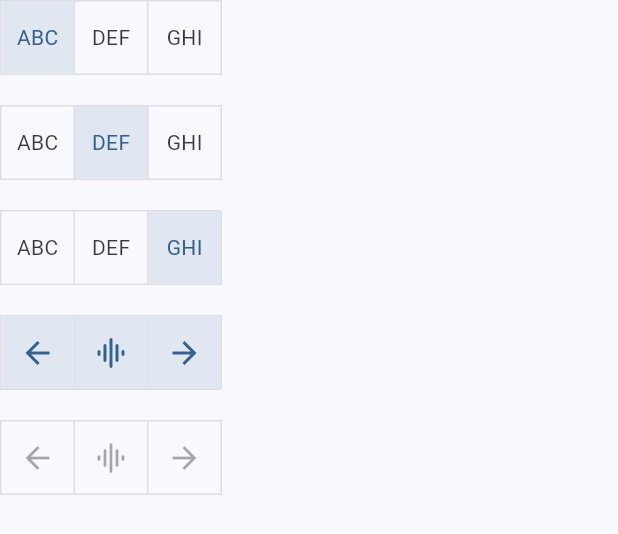
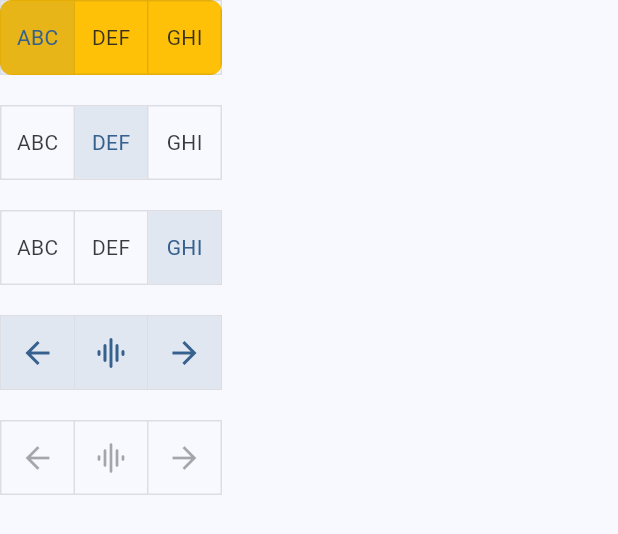
Before and after one commit to thruthesky/easy_design_system_backup_2024_09_24, a Flutter app: the ToggleButtonExample widget shown alone on an empty page, opened directly, on a phone screen of 412 x 824 dp. Shown: the top 534 px of the screen. Run offline on Flutter 3.47's test engine with Material 3 defaults, Android fonts, the phone set to English and light mode, and no system bars; our stand-ins replace cached_network_image, rxdart, smooth_page_indicator; missing offline and left inert: loop_page_view, markdown_widget, social_kit.

Commit message:
update on toogle buttons

```diff
--- a/example/lib/screens/toggle_button/toggle_button.dart
+++ b/example/lib/screens/toggle_button/toggle_button.dart
@@ -1,5 +1,7 @@
 import 'package:example/widgets/nothing_to_learn.dart';
 import 'package:flutter/material.dart';
+import 'package:flutter/rendering.dart';
+import 'package:flutter/widgets.dart';
 import 'package:social_design_system/social_design_system.dart';
 
 class ToggleButtonScreen extends StatefulWidget {
@@ -56,7 +58,13 @@ class ToggleButtonExample extends StatelessWidget {
     return Column(
       crossAxisAlignment: CrossAxisAlignment.start,
       children: [
-        ToggleButtons(
+        Container(
+          padding: const EdgeInsets.all(0),
+          decoration: const BoxDecoration(
+            color: Colors.amber,
+            borderRadius: BorderRadius.all(Radius.circular(8)),
+          ),
+          child: ToggleButtons(
             isSelected: const [true, false, false],
             onPressed: (int index) {},
             children: const <Widget>[
@@ -64,6 +72,7 @@ class ToggleButtonExample extends StatelessWidget {
               Text('DEF'),
               Text('GHI'),
             ],
+          ),
         ),
         const SizedBox(
           height: 20,
--- a/lib/src/themes/sleek/sleek.theme.dart
+++ b/lib/src/themes/sleek/sleek.theme.dart
@@ -133,7 +133,7 @@ class SleekThemeData {
         disabledBorderColor: Colors.transparent,
         splashColor: containerBackgroundColor(context),
         fillColor: theme.colorScheme.inversePrimary,
-        borderRadius: BorderRadius.circular(16),
+        borderRadius: BorderRadius.circular(8),
       ),
 
       /// dropdownmenu, anchormenu, menubar
```
Lines whose indentation alone changed are shown as unchanged.
